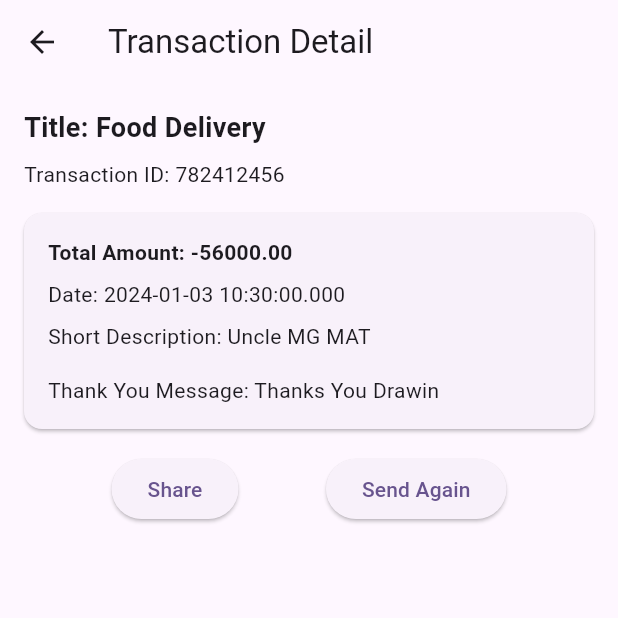
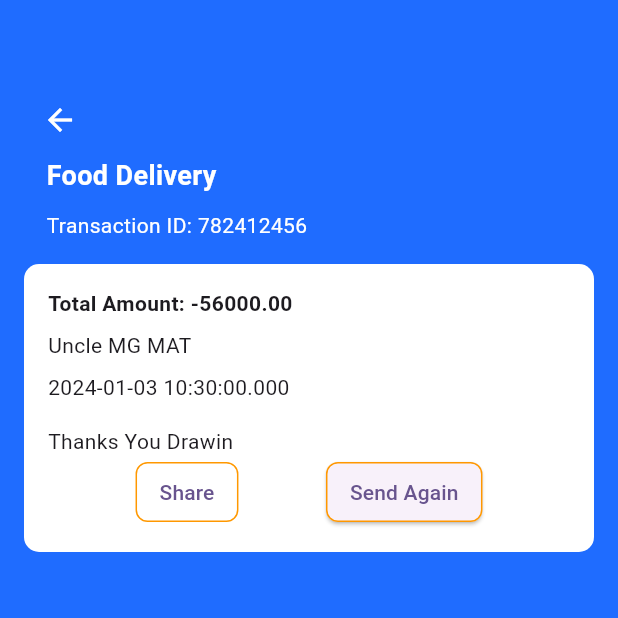
Before and after one commit to wahajkhalil/FypProjectGroupA, a Flutter app: the TransactionListPage screen opened directly, after a tap on "Income", after a tap on "Expense", after a tap on "Food Delivery", on a phone screen of 412 x 824 dp, the top half of it. Run offline on Flutter 3.47's test engine with Material 3 defaults, Android fonts, the phone set to English and light mode, and no system bars; our stand-ins replace fl_chart, pinput.

Commit message:
Final UI

```diff
--- a/lib/Page/LoginPage.dart
+++ b/lib/Page/LoginPage.dart
@@ -1,5 +1,6 @@
 import 'package:flutter/material.dart';
 import 'package:fyp_project_group_a/Page/ForgetPassword.dart';
+import 'package:fyp_project_group_a/Page/MoneyTracker.dart';
 import 'dart:core';
 
 import 'package:fyp_project_group_a/Page/OtpScreen.dart'; // Add this line to import the core library for the RegExp class
@@ -8,6 +9,7 @@ class LoginScreen extends StatefulWidget {
   @override
   _LoginScreenState createState() => _LoginScreenState();
 }
+
 class _LoginScreenState extends State<LoginScreen> {
   final TextEditingController phoneNumberController = TextEditingController();
   final TextEditingController passwordController = TextEditingController();
@@ -49,7 +51,7 @@ class _LoginScreenState extends State<LoginScreen> {
                         ),
                       ),
                       Padding(
-                        padding: const EdgeInsets.only(top:18.0),
+                        padding: const EdgeInsets.only(top: 18.0),
                         child: Container(
                           height: 700,
                           decoration: BoxDecoration(
@@ -67,11 +69,13 @@ class _LoginScreenState extends State<LoginScreen> {
                                 child: Padding(
                                   padding: const EdgeInsets.all(8.0),
                                   child: Padding(
-                                    padding: const EdgeInsets.only(top: 10, left: 20),
+                                    padding: const EdgeInsets.only(
+                                        top: 10, left: 20),
                                     child: Text(
                                       'Sign In',
                                       style: TextStyle(
-                                        fontFamily: 'Intersemibold', // This should match the family name specified in pubspec.yaml
+                                        fontFamily:
+                                            'Intersemibold', // This should match the family name specified in pubspec.yaml
 
                                         fontSize: 24.0,
                                       ),
@@ -81,18 +85,19 @@ class _LoginScreenState extends State<LoginScreen> {
                               ),
                               const SizedBox(height: 0.0),
                               Padding(
-                                padding: const EdgeInsets.only(left: 20, right: 20),
+                                padding:
+                                    const EdgeInsets.only(left: 20, right: 20),
                                 child: _buildTextField(
                                   'Phone Number | User ID ',
                                   Icons.phone,
                                   phoneNumberController,
                                   isPassword: false,
                                   isValid: isPhoneNumberValid,
-
                                 ),
                               ),
                               Padding(
-                                padding: const EdgeInsets.only(left: 20, right: 20),
+                                padding:
+                                    const EdgeInsets.only(left: 20, right: 20),
                                 child: _buildTextField(
                                   'Password',
                                   Icons.lock,
@@ -111,7 +116,8 @@ class _LoginScreenState extends State<LoginScreen> {
                                     // Navigate to OtpScreen
                                     Navigator.push(
                                       context,
-                                      MaterialPageRoute(builder: (context) => OtpScreen()),
+                                      MaterialPageRoute(
+                                          builder: (context) => OtpScreen()),
                                     );
                                   },
                                   style: ElevatedButton.styleFrom(
@@ -128,21 +134,20 @@ class _LoginScreenState extends State<LoginScreen> {
                                       style: TextStyle(
                                           fontSize: 18.0,
                                           color: Colors.white,
-                                        fontFamily: "Intersemibold"
-                                      ),
+                                          fontFamily: "Intersemibold"),
                                     ),
                                   ),
                                 ),
                               ),
                               SizedBox(height: 50),
-
                               Padding(
                                 padding: const EdgeInsets.all(8.0),
                                 child: GestureDetector(
                                   onTap: () {
                                     Navigator.push(
                                       context,
-                                      MaterialPageRoute(builder: (context) => ForgotPasswordScreen()),
+                                      MaterialPageRoute(
+                                          builder: (context) => MoneyTracker()),
                                     );
 
                                     // Add your forgot password logic here
@@ -153,15 +158,12 @@ class _LoginScreenState extends State<LoginScreen> {
                                       style: TextStyle(
                                           color: Colors.orange,
                                           fontSize: 16.0,
-                                        fontFamily: "Intersemibold"
-
-                                       ),
+                                          fontFamily: "Intersemibold"),
                                     ),
                                   ),
                                 ),
                               ),
                               SizedBox(height: 30),
-
                               Center(
                                 child: Padding(
                                   padding: const EdgeInsets.all(16.0),
@@ -173,17 +175,14 @@ class _LoginScreenState extends State<LoginScreen> {
                                           style: TextStyle(
                                               color: Colors.grey,
                                               fontSize: 16.0,
-                                              fontFamily: "Inter"
-
-                                          ),
+                                              fontFamily: "Inter"),
                                         ),
                                         TextSpan(
                                           text: "? Sign Up",
                                           style: TextStyle(
                                               color: Colors.orange,
                                               fontSize: 16.0,
-                                              fontFamily: "Intersemibold"
-                                          ),
+                                              fontFamily: "Intersemibold"),
                                         ),
                                       ],
                                     ),
@@ -205,16 +204,17 @@ class _LoginScreenState extends State<LoginScreen> {
     );
   }
 
-  Widget _buildTextField(String label, IconData icon, TextEditingController controller,
+  Widget _buildTextField(
+      String label, IconData icon, TextEditingController controller,
       {bool isPassword = false, bool isValid = true}) {
     return Padding(
       padding: const EdgeInsets.only(top: 10),
       child: TextField(
         style: TextStyle(
-          fontFamily: 'Intersemibold', // This should match the family name specified in pubspec.yaml
+          fontFamily:
+              'Intersemibold', // This should match the family name specified in pubspec.yaml
 
           fontSize: 14.0,
-
         ),
         controller: controller,
         keyboardType: isPassword ? TextInputType.text : TextInputType.text,
@@ -242,7 +242,9 @@ class _LoginScreenState extends State<LoginScreen> {
           focusedBorder: OutlineInputBorder(
             borderRadius: BorderRadius.circular(10.0),
             borderSide: BorderSide(
-              color: isValid ? Colors.blue : Colors.red, // Change the border color for invalid fields
+              color: isValid
+                  ? Colors.blue
+                  : Colors.red, // Change the border color for invalid fields
             ),
           ),
         ),
@@ -252,11 +254,9 @@ class _LoginScreenState extends State<LoginScreen> {
 
   bool _isInputValid() {
     if (isPhoneNumberValid && isPasswordValid) {
-
       return true;
     } else {
       return false;
     }
   }
-
 }
--- a/lib/Page/MoneyTracker.dart
+++ b/lib/Page/MoneyTracker.dart
@@ -127,10 +127,11 @@ class TransactionHistory extends StatelessWidget {
         itemCount: transactionModel.transactions.length,
         itemBuilder: (context, index) {
           var transaction = transactionModel.transactions[index];
-          return Container(
+          return Padding(
+            padding: const EdgeInsets.only(bottom: 20),
+            child: Container(
               color: Color(0xFFF9F9F9),
               child: ListTile(
-              // tileColor: Color(0xFFF9F9F9),
                 leading: Icon(Icons.star, color: Colors.orange),
                 trailing: Padding(
                   padding: const EdgeInsets.only(right: 10),
@@ -149,6 +150,7 @@ class TransactionHistory extends StatelessWidget {
                   style: TextStyle(fontWeight: FontWeight.bold),
                 ),
                 subtitle: Text(transaction.date),
+              ),
             ),
           );
         },
--- a/lib/Page/TransactionDetail.dart
+++ b/lib/Page/TransactionDetail.dart
@@ -9,27 +9,53 @@ class TransactionDetailPage extends StatelessWidget {
   @override
   Widget build(BuildContext context) {
     return Scaffold(
-      appBar: AppBar(
-        title: Text('Transaction Detail'),
-      ),
+      backgroundColor: Color(0xFF1F6CFF),
+      // appBar: AppBar(
+      //   backgroundColor: Color(0xFF1F6CFF),
+      //   foregroundColor: Colors.white,
+      //   title: Text('Transaction Detail'),
+      // ),
       body: Padding(
         padding: const EdgeInsets.all(16.0),
         child: Column(
-          crossAxisAlignment: CrossAxisAlignment.stretch,
+          mainAxisAlignment: MainAxisAlignment.start,
+          crossAxisAlignment: CrossAxisAlignment.start,
           children: [
             // Top Section
-            Text(
-              'Title: ${transaction.name}',
+            SizedBox(
+              height: 40,
+            ),
+            IconButton(
+                icon: Icon(Icons.arrow_back),
+                color: Colors.white,
+                onPressed: () {
+                  Navigator.pop(context);
+                }),
+            Padding(
+              padding: const EdgeInsets.only(left: 15),
+              child: Text(
+                '${transaction.name}',
                 style: TextStyle(
                     fontSize: 18.0,
                     fontWeight: FontWeight.bold,
+                    color: Colors.white),
               ),
             ),
-            SizedBox(height: 8.0),
-            Text('Transaction ID: ${transaction.transactionId}'),
+            SizedBox(height: 10),
+            Padding(
+              padding: const EdgeInsets.only(left: 15),
+              child: Text(
+                'Transaction ID: ${transaction.transactionId}',
+                style: TextStyle(color: Colors.white),
+              ),
+            ),
 
             // Card Section
-            Card(
+            Container(
+              decoration: BoxDecoration(
+                color: Colors.white, // Set the background color
+                borderRadius: BorderRadius.circular(10), // Set rounded corners
+              ),
               margin: EdgeInsets.symmetric(vertical: 16.0),
               child: Padding(
                 padding: const EdgeInsets.all(16.0),
@@ -43,30 +69,44 @@ class TransactionDetailPage extends StatelessWidget {
                       ),
                     ),
                     SizedBox(height: 8.0),
-                    Text('Date: ${transaction.date}'),
+                    Text('${transaction.shortDescription}'),
                     SizedBox(height: 8.0),
-                    Text('Short Description: ${transaction.shortDescription}'),
+                    Text('${transaction.date}'),
                     SizedBox(height: 16.0),
-                    Text('Thank You Message: ${transaction.thankYouMessage}'),
-                  ],
-                ),
-              ),
-            ),
-
-            // Buttons Row
+                    Text('${transaction.thankYouMessage}'),
                     Row(
                       mainAxisAlignment: MainAxisAlignment.spaceEvenly,
                       children: [
-                ElevatedButton(
+                        OutlinedButton(
                           onPressed: () {
                             // Add your share functionality
                           },
                           child: Text('Share'),
+                          style: OutlinedButton.styleFrom(
+                            shape: RoundedRectangleBorder(
+                              borderRadius: BorderRadius.circular(
+                                  8.0), // Adjust the border radius
+                            ),
+                            side: BorderSide(
+                                color: Colors.orange), // Border color
+                            padding: EdgeInsets.symmetric(
+                                horizontal: 16.0, vertical: 8.0),
+                          ),
                         ),
                         ElevatedButton(
                           onPressed: () {
                             // Add your send again functionality
                           },
+                          style: ElevatedButton.styleFrom(
+                            shape: RoundedRectangleBorder(
+                              borderRadius: BorderRadius.circular(
+                                  8.0), // Adjust the border radius
+                            ),
+                            side: BorderSide(
+                                color: Colors.orange), // Border color
+                            padding: EdgeInsets.symmetric(
+                                horizontal: 16.0, vertical: 8.0),
+                          ),
                           child: Text('Send Again'),
                         ),
                       ],
@@ -74,6 +114,12 @@ class TransactionDetailPage extends StatelessWidget {
                   ],
                 ),
               ),
+            ),
+
+            // Buttons Row
+          ],
+        ),
+      ),
     );
   }
 }
--- a/lib/Page/TransactionListPage.dart
+++ b/lib/Page/TransactionListPage.dart
@@ -100,11 +100,19 @@ class _TransactionListPageState extends State<TransactionListPage> {
   @override
   Widget build(BuildContext context) {
     return Scaffold(
+      backgroundColor: Colors.white,
       appBar: AppBar(
-        title: Text('Transaction History'),
+        foregroundColor: Color(0xFF949494),
+        backgroundColor: Colors.white,
+        title: Text(
+          'Transaction History',
+          style:
+              TextStyle(fontWeight: FontWeight.bold, color: Color(0xFF949494)),
+        ),
         actions: [
           IconButton(
-            icon: Icon(Icons.filter_list),
+            icon: Image.asset('assets/images/filter.png',
+                color: Color(0xFF949494)),
             onPressed: () {
               // Show filter modal
               showModalBottomSheet(
@@ -126,7 +134,7 @@ class _TransactionListPageState extends State<TransactionListPage> {
                         SizedBox(height: 10.0),
                         // Filter options
                         ListTile(
-                          leading: Icon(Icons.filter),
+                          leading: Icon(Icons.radio),
                           title: Text('This Week'),
                           onTap: () {
                             // Handle filter option 1
@@ -185,17 +193,48 @@ class _TransactionListPageState extends State<TransactionListPage> {
             child: Row(
               mainAxisAlignment: MainAxisAlignment.spaceEvenly,
               children: [
-                ElevatedButton(
+                OutlinedButton(
+                  onPressed: () => filterTransactions('All'),
+                  style: OutlinedButton.styleFrom(
+                    shape: RoundedRectangleBorder(
+                      borderRadius: BorderRadius.circular(
+                          8.0), // Adjust the border radius
+                    ),
+                    side: BorderSide(color: Colors.orange), // Border color
+                    padding:
+                        EdgeInsets.symmetric(horizontal: 16.0, vertical: 8.0),
+                  ),
+                  child: Text(
+                    'All Transactions',
+                    style: TextStyle(color: Colors.orange),
+                  ),
+                ),
+                OutlinedButton(
                   onPressed: () => filterTransactions('Income'),
-                  child: Text('Income'),
+                  style: OutlinedButton.styleFrom(
+                    shape: RoundedRectangleBorder(
+                      borderRadius: BorderRadius.circular(
+                          8.0), // Adjust the border radius
                     ),
-                ElevatedButton(
+                    side: BorderSide(color: Colors.orange), // Border color
+                    padding:
+                        EdgeInsets.symmetric(horizontal: 16.0, vertical: 8.0),
+                  ),
+                  child: Text('Income', style: TextStyle(color: Colors.orange)),
+                ),
+                OutlinedButton(
                   onPressed: () => filterTransactions('Expense'),
-                  child: Text('Expense'),
+                  style: OutlinedButton.styleFrom(
+                    shape: RoundedRectangleBorder(
+                      borderRadius: BorderRadius.circular(
+                          8.0), // Adjust the border radius
                     ),
-                ElevatedButton(
-                  onPressed: () => filterTransactions('All'),
-                  child: Text('All Transactions'),
+                    side: BorderSide(color: Colors.orange), // Border color
+                    padding:
+                        EdgeInsets.symmetric(horizontal: 16.0, vertical: 8.0),
+                  ),
+                  child:
+                      Text('Expense', style: TextStyle(color: Colors.orange)),
                 ),
               ],
             ),
@@ -224,6 +263,8 @@ class _TransactionListPageState extends State<TransactionListPage> {
                       ),
                     );
                   },
+                  child: Padding(
+                    padding: const EdgeInsets.only(bottom: 15),
                     child: Container(
                       color: Color(0xFFF9F9F9),
                       child: ListTile(
@@ -246,6 +287,7 @@ class _TransactionListPageState extends State<TransactionListPage> {
                           style: TextStyle(fontWeight: FontWeight.bold),
                         ),
                         subtitle: Text(formatDate(transaction.date)),
+                      ),
                     ),
                   ),
                 );
--- a/pubspec.yaml
+++ b/pubspec.yaml
@@ -67,6 +67,7 @@ flutter:
   # To add assets to your application, add an assets section, like this:
   assets:
     - assets/images/
+    - assets/images/filter.png
 
   # An image asset can refer to one or more resolution-specific "variants", see
   # https://flutter.dev/assets-and-images/#resolution-aware
@@ -91,6 +92,7 @@ flutter:
       fonts:
        - asset: fonts/Inter-Medium.ttf
 
+
   # fonts:
   #   - family: Schyler
   #     fonts:
```
Also changed, not shown: assets/images/filter.png (added). Lines whose indentation alone changed are shown as unchanged.
